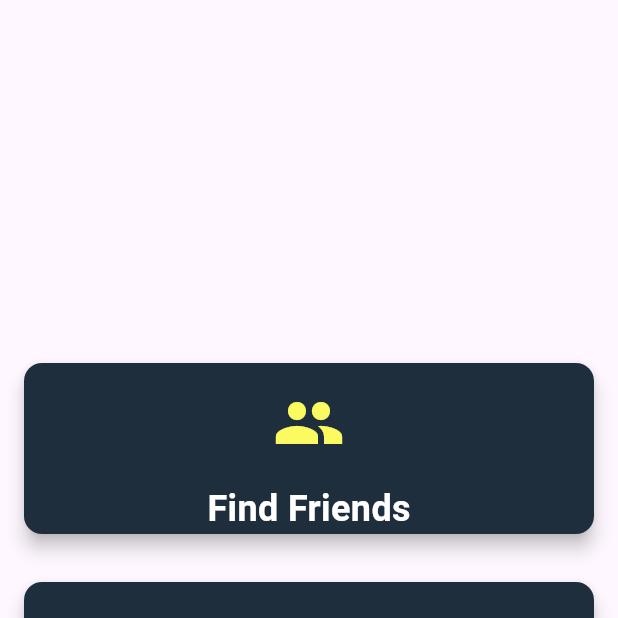
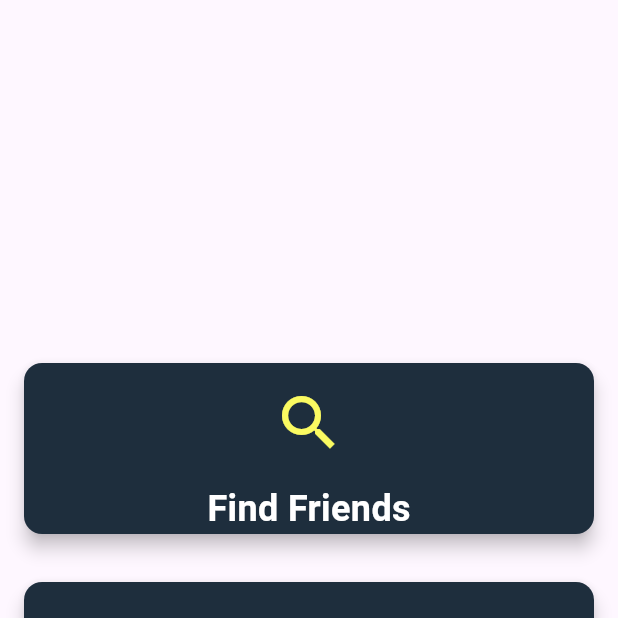
Before and after one commit to bomoche/Chattbox, a Flutter app: the HomeScreen screen opened directly, on a phone screen of 412 x 824 dp, the top half of it. Run offline on Flutter 3.47's test engine with Material 3 defaults, Android fonts, the phone set to English and light mode, and no system bars; our stand-ins replace cloud_firestore, firebase_auth, firebase_core, firebase_storage, flutter_svg, image_picker; accounts and stored records are empty.

Commit message:
added search icon

```diff
--- a/chattabox/lib/pages/homeScreem.dart
+++ b/chattabox/lib/pages/homeScreem.dart
@@ -28,7 +28,7 @@ class _HomeScreenState extends State<HomeScreen> {
             },
             child: const CardItem(
               title: 'Find Friends',
-              icon: Icons.people,
+              icon: Icons.search,
             ),
           ),
           GestureDetector(
```
